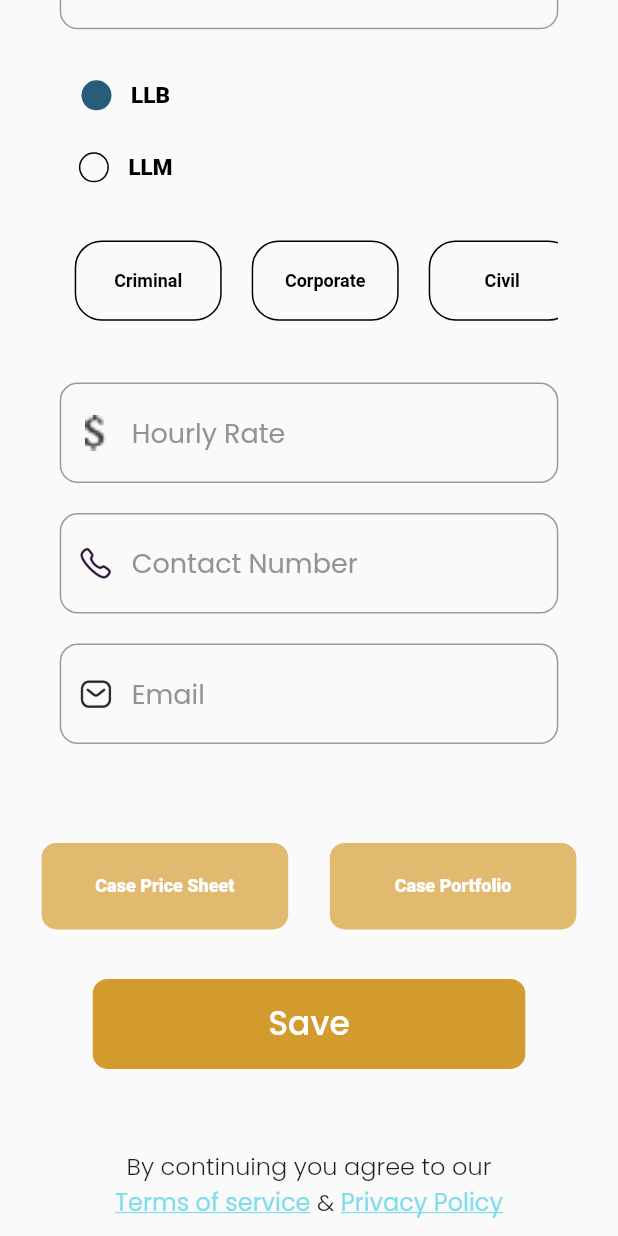
After one commit to Garmode3073/legalsuits, a Flutter app: the MyProfileAttorney screen opened directly, scrolled down 403 dp, after a tap on "LLB", on a phone screen of 412 x 824 dp. The commit adds this screen. Run offline on Flutter 3.47's test engine with Material 2 defaults, Android fonts, the phone set to English and light mode, and no system bars; our stand-ins replace firebase_core, flutter_spinkit, google_fonts, page_transition; accounts and stored records are empty; network calls fail; Roboto replaces fonts that are missing (Martel).

Commit message:
Attorney UI final edit

```diff
--- a/lib/components/commons.dart
+++ b/lib/components/commons.dart
@@ -191,6 +191,12 @@ TextStyle wlcomeback = GoogleFonts.poppins(
   ),
 );
 
+TextStyle pagetitle2 = GoogleFonts.poppins(
+  fontWeight: FontWeight.w400,
+  fontSize: 22,
+  color: g.blackfont,
+);
+
 TextStyle signupselected = GoogleFonts.poppins(
   fontWeight: FontWeight.w500,
   fontSize: 22,
--- a/lib/screens/attorney/home.dart
+++ b/lib/screens/attorney/home.dart
@@ -4,6 +4,8 @@ import 'package:legalsuits/components/commons.dart';
 import 'package:legalsuits/globals.dart' as g;
 import 'package:legalsuits/screens/attorney/contact.dart';
 import 'package:legalsuits/screens/attorney/listcases.dart';
+import 'package:legalsuits/screens/attorney/profile.dart';
+import 'package:page_transition/page_transition.dart';
 
 class AttorneyHome extends StatefulWidget {
   const AttorneyHome({Key key}) : super(key: key);
@@ -76,7 +78,14 @@ class _AttorneyHomeState extends State<AttorneyHome> {
             bottom: 6,
             right: 47,
             child: RawMaterialButton(
-              onPressed: () {},
+              onPressed: () {
+                Navigator.push(
+                  context,
+                  PageTransition(
+                      child: MyProfileAttorney(),
+                      type: PageTransitionType.fade),
+                );
+              },
               child: Container(
                 decoration: BoxDecoration(
                   image: DecorationImage(
--- /dev/null
+++ b/lib/screens/attorney/profile.dart
@@ -0,0 +1,330 @@
+import 'package:flutter/material.dart';
+import 'package:legalsuits/components/authbutt.dart';
+import 'package:legalsuits/components/commons.dart';
+import 'package:legalsuits/components/textfield.dart';
+import 'package:legalsuits/globals.dart' as g;
+
+class MyProfileAttorney extends StatefulWidget {
+  const MyProfileAttorney({Key key}) : super(key: key);
+
+  @override
+  _MyProfileAttorneyState createState() => _MyProfileAttorneyState();
+}
+
+class _MyProfileAttorneyState extends State<MyProfileAttorney> {
+  bool llb = false;
+  bool llm = false;
+  String cat = "";
+  TextEditingController cliusername = TextEditingController(text: "");
+  TextEditingController cliphone = TextEditingController(text: "");
+  TextEditingController cliemail = TextEditingController(text: "");
+
+  @override
+  Widget build(BuildContext context) {
+    return Scaffold(
+      body: ListView(
+        children: [
+          Padding(
+            padding: EdgeInsets.only(
+                left: g.width * 0.05,
+                top: g.height * 0.04,
+                bottom: g.height * 0.05),
+            child: RawMaterialButton(
+              onPressed: () {
+                Navigator.pop(context);
+              },
+              //page title
+              child: Row(
+                children: [
+                  Icon(
+                    Icons.arrow_back_ios,
+                    size: 30,
+                    color: g.greyBorder,
+                  ),
+                  Text("Account", style: pagetitle2),
+                ],
+              ),
+            ),
+          ),
+          //profile photo and change option
+          Container(
+            height: g.height * 0.175,
+            width: g.height * 0.175,
+            decoration: BoxDecoration(
+              shape: BoxShape.circle,
+              image: DecorationImage(
+                fit: BoxFit.fitHeight,
+                image: NetworkImage(
+                    "https://www.gentlemansgazette.com/wp-content/uploads/2015/08/Fine-pinstripe-suit-with-navy-grenadine-tie.webp"),
+              ),
+            ),
+          ),
+          RawMaterialButton(
+            onPressed: () {},
+            child: Text(
+              "Change Picture",
+              style: tncnonclickable,
+            ),
+          ),
+          SizedBox(
+            height: g.height * 0.05,
+          ),
+          //name field
+          Padding(
+            padding: EdgeInsets.symmetric(horizontal: g.width * 0.0966),
+            child: TxtField(
+              controller: cliusername,
+              prefix: "Profile",
+              hint: "Username",
+              ispass: false,
+            ),
+          ),
+          SizedBox(
+            height: 20,
+          ),
+          //is the attorney LLB?
+          Padding(
+            padding: EdgeInsets.symmetric(horizontal: g.width * 0.0966),
+            child: Row(
+              children: [
+                RawMaterialButton(
+                  onPressed: () {
+                    setState(() {
+                      llb = !llb;
+                    });
+                  },
+                  child: Row(
+                    children: [
+                      Container(
+                        height: 20,
+                        width: 20,
+                        decoration: BoxDecoration(
+                          border: Border.all(
+                              color: llb ? Colors.transparent : g.blackfont2),
+                          color: llb ? g.bluebg : Colors.transparent,
+                          borderRadius: BorderRadius.circular(
+                            20,
+                          ),
+                        ),
+                      ),
+                      SizedBox(
+                        width: 13,
+                      ),
+                      Text(
+                        "LLB",
+                        style: filtertext,
+                      ),
+                    ],
+                  ),
+                ),
+                Expanded(
+                  child: Container(),
+                ),
+              ],
+            ),
+          ),
+          //is attorney LLM
+          Padding(
+            padding: EdgeInsets.symmetric(horizontal: g.width * 0.0966),
+            child: Row(
+              children: [
+                RawMaterialButton(
+                  onPressed: () {
+                    setState(() {
+                      llm = !llm;
+                    });
+                  },
+                  child: Row(
+                    children: [
+                      Container(
+                        height: 20,
+                        width: 20,
+                        decoration: BoxDecoration(
+                          border: Border.all(
+                              color: llm ? Colors.transparent : g.blackfont2),
+                          color: llm ? g.bluebg : Colors.transparent,
+                          borderRadius: BorderRadius.circular(
+                            20,
+                          ),
+                        ),
+                      ),
+                      SizedBox(
+                        width: 13,
+                      ),
+                      Text(
+                        "LLM",
+                        style: filtertext,
+                      ),
+                    ],
+                  ),
+                ),
+                Expanded(
+                  child: Container(),
+                ),
+              ],
+            ),
+          ),
+          SizedBox(
+            height: g.height * 0.03,
+          ),
+          //Categories
+          Padding(
+            padding: EdgeInsets.symmetric(horizontal: g.width * 0.0966),
+            child: Container(
+              height: g.height * 0.065,
+              child: ListView(
+                scrollDirection: Axis.horizontal,
+                children: List.generate(
+                  4,
+                  (i) => Container(
+                    margin: EdgeInsets.symmetric(horizontal: 10),
+                    decoration: BoxDecoration(
+                        color: cat == g.categories[i]
+                            ? g.bluebg
+                            : Colors.transparent,
+                        borderRadius: BorderRadius.circular(18),
+                        border: Border.all(
+                            color: cat == g.categories[i]
+                                ? Colors.transparent
+                                : Colors.black)),
+                    child: Padding(
+                      padding: const EdgeInsets.symmetric(
+                        horizontal: 4.0,
+                      ),
+                      child: RawMaterialButton(
+                        onPressed: () {
+                          setState(() {
+                            cat = g.categories[i];
+                          });
+                        },
+                        child: Text(
+                          g.categories[i],
+                          style: cat == g.categories[i]
+                              ? catAttPageuselected
+                              : catAttPageunselected,
+                        ),
+                      ),
+                    ),
+                  ),
+                ),
+              ),
+            ),
+          ),
+          SizedBox(
+            height: g.height * 0.05,
+          ),
+          //hourly rate
+          Padding(
+            padding: EdgeInsets.symmetric(horizontal: g.width * 0.0966),
+            child: TxtField(
+              controller: cliphone,
+              prefix: "dollar",
+              hint: "Hourly Rate",
+              ispass: false,
+            ),
+          ),
+          SizedBox(
+            height: 20,
+          ),
+          //contact number
+          Padding(
+            padding: EdgeInsets.symmetric(horizontal: g.width * 0.0966),
+            child: TxtField(
+              controller: cliphone,
+              prefix: "Call",
+              hint: "Contact Number",
+              ispass: false,
+            ),
+          ),
+          SizedBox(
+            height: 20,
+          ),
+          //email
+          Padding(
+            padding: EdgeInsets.symmetric(horizontal: g.width * 0.0966),
+            child: TxtField(
+              controller: cliemail,
+              prefix: "Message",
+              hint: "Email",
+              ispass: false,
+            ),
+          ),
+          SizedBox(
+            height: g.height * 0.08,
+          ),
+          // add case pricesheet and portfolio
+          Row(
+            mainAxisAlignment: MainAxisAlignment.spaceEvenly,
+            children: [
+              AttorneyButton1(
+                buttonname: "Case Price Sheet",
+                onpressed: () {},
+              ),
+              AttorneyButton1(
+                buttonname: "Case Portfolio",
+                onpressed: () {},
+              ),
+            ],
+          ),
+          SizedBox(
+            height: g.height * 0.04,
+          ),
+          //save button
+          Row(
+            mainAxisAlignment: MainAxisAlignment.spaceEvenly,
+            children: [
+              Container(
+                width: g.width * 0.7,
+                height: 60,
+                decoration: BoxDecoration(
+                  color: g.primary,
+                  borderRadius: BorderRadius.circular(10),
+                ),
+                child: Center(
+                  child: Text(
+                    "Save",
+                    style: buttontext,
+                  ),
+                ),
+              ),
+            ],
+          ),
+          SizedBox(
+            height: g.height * 0.04,
+          ),
+          //terms and condition
+          Padding(
+            padding: EdgeInsets.symmetric(vertical: 20),
+            child: Center(
+              child: Column(
+                children: [
+                  Text(
+                    "By continuing you agree to our",
+                    style: tncnonclickable,
+                  ),
+                  Row(
+                    mainAxisAlignment: MainAxisAlignment.center,
+                    children: [
+                      Text(
+                        "Terms of service",
+                        style: tncclickable,
+                      ),
+                      Text(
+                        " & ",
+                        style: tncnonclickable,
+                      ),
+                      Text(
+                        "Privacy Policy",
+                        style: tncclickable,
+                      ),
+                    ],
+                  ),
+                ],
+              ),
+            ),
+          ),
+        ],
+      ),
+    );
+  }
+}
```
